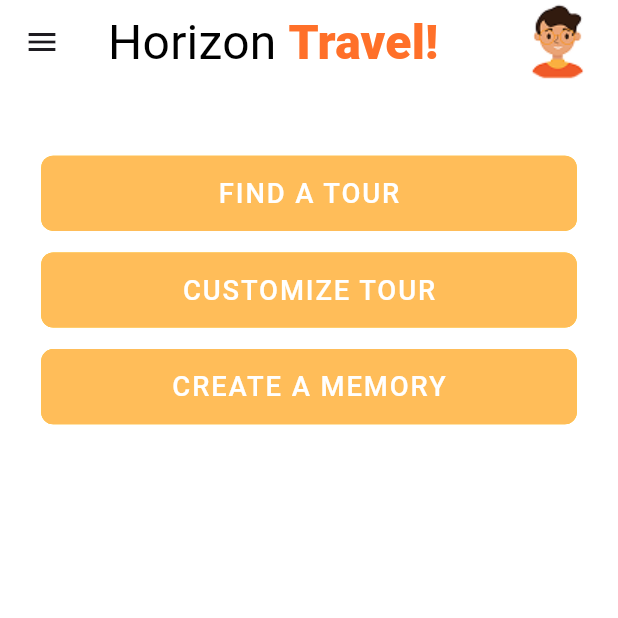
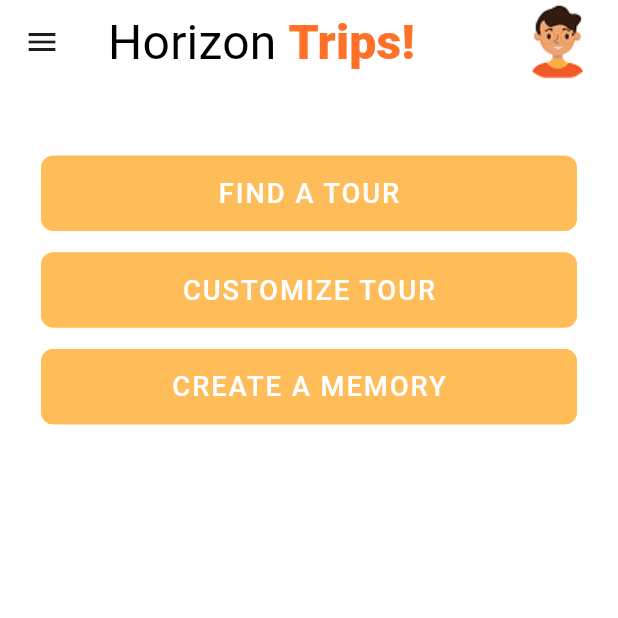
Before and after one commit to ZainNaqvi/horizon-travels-and-tours-android-application-client, a Flutter app: the HomeScreen screen opened directly, on a phone screen of 412 x 824 dp, the top half of it. Run offline on Flutter 3.47's test engine with Material 3 defaults, Android fonts, the phone set to English and light mode, and no system bars; our stand-ins replace cached_network_image, cloud_firestore, curved_navigation_bar, firebase_auth, firebase_core, firebase_storage and 7 more; missing offline and left inert: flutter_windowmanager; accounts and stored records are empty.

```diff
--- a/lib/screens/home/page/home_screen.dart
+++ b/lib/screens/home/page/home_screen.dart
@@ -61,7 +61,7 @@ class _HomeScreenState extends State<HomeScreen> {
       backgroundColor: AppColor.white,
       elevation: 0,
       title: const TextComponent(
-        text: "Horizon Travel!",
+        text: "Horizon Trips!",
       ),
       systemOverlayStyle: systemOverlaySetting(),
       actions: [
```
Also changed, not shown: pubspec.yaml (+7 -0 lines), pubspec.lock, 6 other files.
